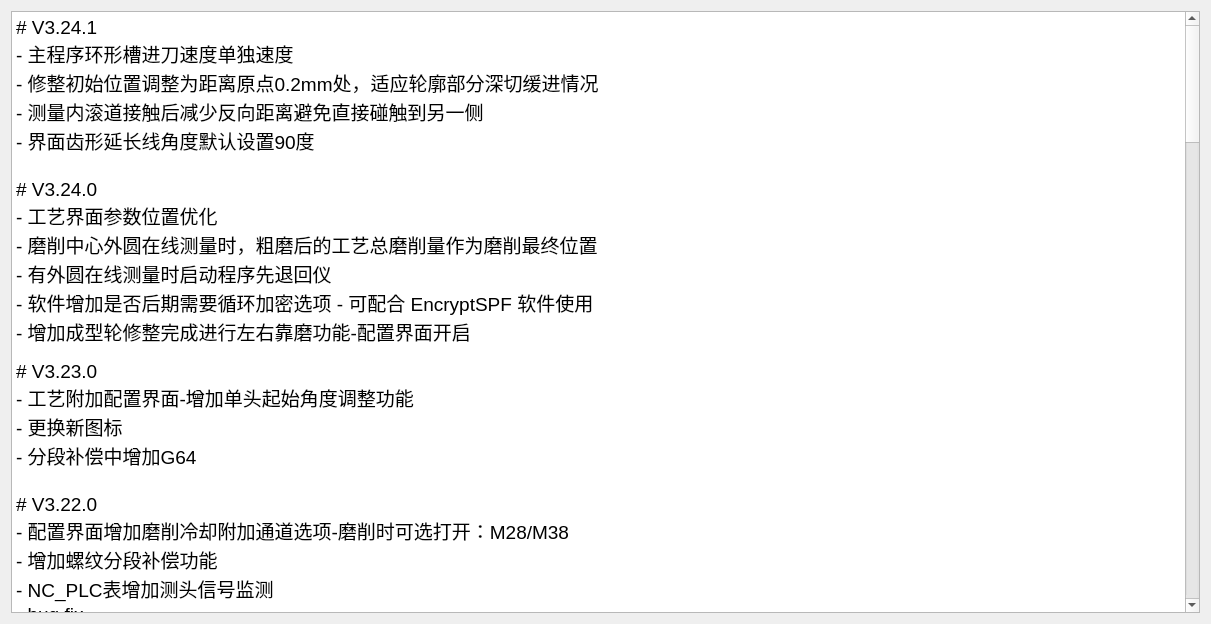
Before: the Qt Designer form history.ui in nie11kun/HorizonJuicerCreator, drawn with Qt 5.
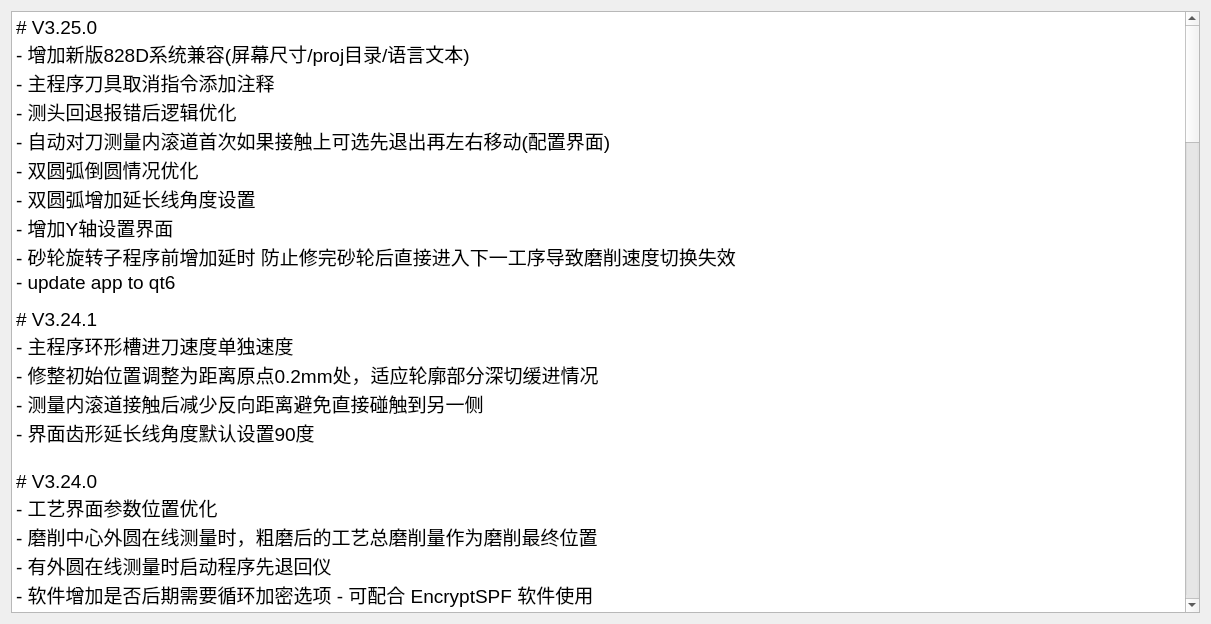
After: the same form once the commit is applied.

Patch:
```diff
--- a/history.ui
+++ b/history.ui
@@ -24,6 +24,17 @@
 li.unchecked::marker { content: &quot;\2610&quot;; }
 li.checked::marker { content: &quot;\2612&quot;; }
 &lt;/style&gt;&lt;/head&gt;&lt;body style=&quot; font-family:'Segoe UI'; font-size:9pt; font-weight:400; font-style:normal;&quot;&gt;
+&lt;p style=&quot; margin-top:0px; margin-bottom:0px; margin-left:0px; margin-right:0px; -qt-block-indent:0; text-indent:0px;&quot;&gt;&lt;span style=&quot; font-size:14pt;&quot;&gt;# V3.25.0&lt;/span&gt;&lt;/p&gt;
+&lt;p style=&quot; margin-top:0px; margin-bottom:0px; margin-left:0px; margin-right:0px; -qt-block-indent:0; text-indent:0px;&quot;&gt;&lt;span style=&quot; font-size:14pt;&quot;&gt;- 增加新版828D系统兼容(屏幕尺寸/proj目录/语言文本)&lt;/span&gt;&lt;/p&gt;
+&lt;p style=&quot; margin-top:0px; margin-bottom:0px; margin-left:0px; margin-right:0px; -qt-block-indent:0; text-indent:0px;&quot;&gt;&lt;span style=&quot; font-size:14pt;&quot;&gt;- 主程序刀具取消指令添加注释&lt;/span&gt;&lt;/p&gt;
+&lt;p style=&quot; margin-top:0px; margin-bottom:0px; margin-left:0px; margin-right:0px; -qt-block-indent:0; text-indent:0px;&quot;&gt;&lt;span style=&quot; font-size:14pt;&quot;&gt;- 测头回退报错后逻辑优化&lt;/span&gt;&lt;/p&gt;
+&lt;p style=&quot; margin-top:0px; margin-bottom:0px; margin-left:0px; margin-right:0px; -qt-block-indent:0; text-indent:0px;&quot;&gt;&lt;span style=&quot; font-size:14pt;&quot;&gt;- 自动对刀测量内滚道首次如果接触上可选先退出再左右移动(配置界面)&lt;/span&gt;&lt;/p&gt;
+&lt;p style=&quot; margin-top:0px; margin-bottom:0px; margin-left:0px; margin-right:0px; -qt-block-indent:0; text-indent:0px;&quot;&gt;&lt;span style=&quot; font-size:14pt;&quot;&gt;- 双圆弧倒圆情况优化&lt;/span&gt;&lt;/p&gt;
+&lt;p style=&quot; margin-top:0px; margin-bottom:0px; margin-left:0px; margin-right:0px; -qt-block-indent:0; text-indent:0px;&quot;&gt;&lt;span style=&quot; font-size:14pt;&quot;&gt;- 双圆弧增加延长线角度设置&lt;/span&gt;&lt;/p&gt;
+&lt;p style=&quot; margin-top:0px; margin-bottom:0px; margin-left:0px; margin-right:0px; -qt-block-indent:0; text-indent:0px;&quot;&gt;&lt;span style=&quot; font-size:14pt;&quot;&gt;- 增加Y轴设置界面&lt;/span&gt;&lt;/p&gt;
+&lt;p style=&quot; margin-top:0px; margin-bottom:0px; margin-left:0px; margin-right:0px; -qt-block-indent:0; text-indent:0px;&quot;&gt;&lt;span style=&quot; font-size:14pt;&quot;&gt;- 砂轮旋转子程序前增加延时 防止修完砂轮后直接进入下一工序导致磨削速度切换失效&lt;/span&gt;&lt;/p&gt;
+&lt;p style=&quot; margin-top:0px; margin-bottom:0px; margin-left:0px; margin-right:0px; -qt-block-indent:0; text-indent:0px;&quot;&gt;&lt;span style=&quot; font-size:14pt;&quot;&gt;- update app to qt6&lt;/span&gt;&lt;/p&gt;
+&lt;p style=&quot;-qt-paragraph-type:empty; margin-top:0px; margin-bottom:0px; margin-left:0px; margin-right:0px; -qt-block-indent:0; text-indent:0px;&quot;&gt;&lt;br /&gt;&lt;/p&gt;
 &lt;p style=&quot; margin-top:0px; margin-bottom:0px; margin-left:0px; margin-right:0px; -qt-block-indent:0; text-indent:0px;&quot;&gt;&lt;span style=&quot; font-size:14pt;&quot;&gt;# V3.24.1&lt;/span&gt;&lt;/p&gt;
 &lt;p style=&quot; margin-top:0px; margin-bottom:0px; margin-left:0px; margin-right:0px; -qt-block-indent:0; text-indent:0px;&quot;&gt;&lt;span style=&quot; font-size:14pt;&quot;&gt;- 主程序环形槽进刀速度单独速度&lt;/span&gt;&lt;/p&gt;
 &lt;p style=&quot; margin-top:0px; margin-bottom:0px; margin-left:0px; margin-right:0px; -qt-block-indent:0; text-indent:0px;&quot;&gt;&lt;span style=&quot; font-size:14pt;&quot;&gt;- 修整初始位置调整为距离原点0.2mm处，适应轮廓部分深切缓进情况&lt;/span&gt;&lt;/p&gt;
```
